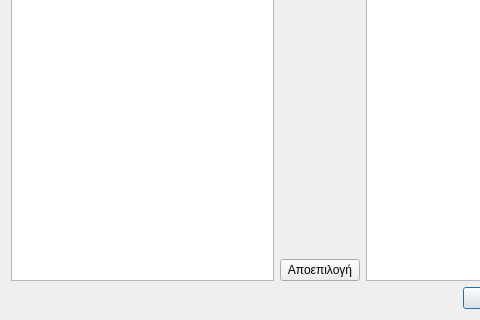
Before: the Qt Designer form droplist.ui in dimitris47/nefchef, drawn with Qt 5; both pictures show x 0 to 480 and y 115 to 435 of the 640 by 435 pixel window.
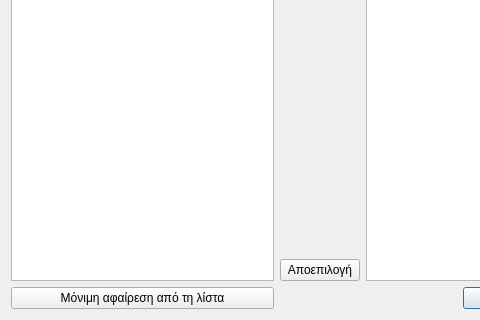
After: the same form once the commit is applied.

The edit to the form file:
```diff
--- a/droplist.ui
+++ b/droplist.ui
@@ -78,6 +78,13 @@
      </property>
     </widget>
    </item>
+   <item row="6" column="0">
+    <widget class="QPushButton" name="removeButton">
+     <property name="text">
+      <string>Μόνιμη αφαίρεση από τη λίστα</string>
+     </property>
+    </widget>
+   </item>
   </layout>
  </widget>
  <resources/>
```
